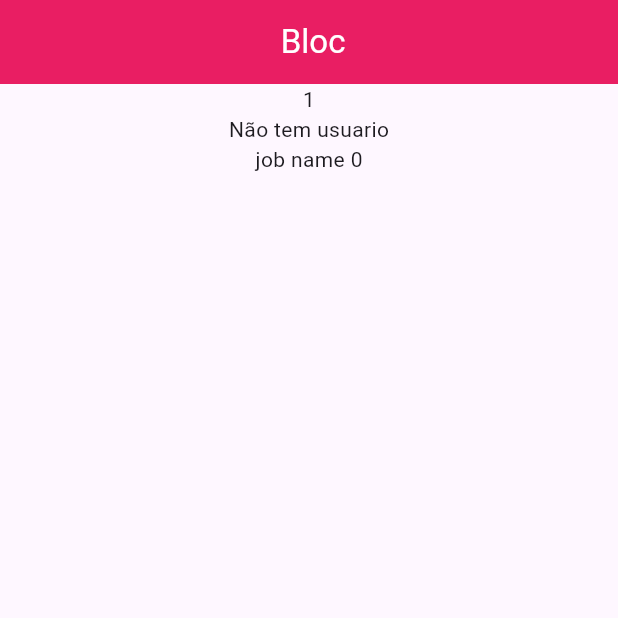
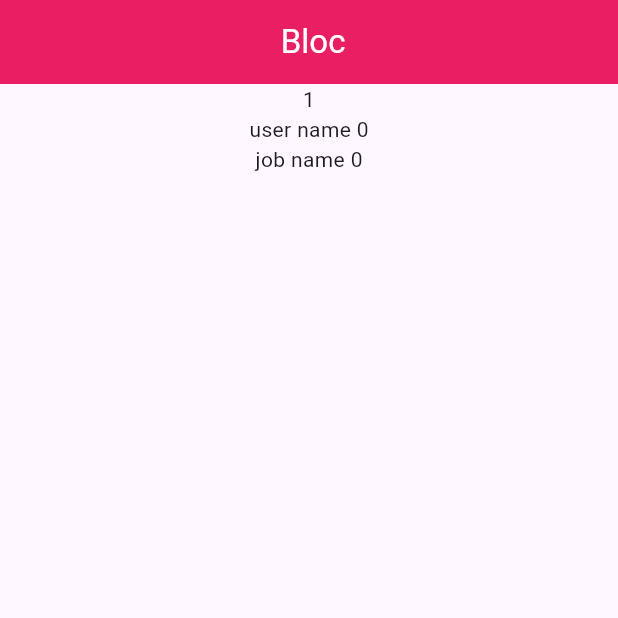
Before and after one commit to mbala-sadraue/flutter-estudos, a Flutter app: the screen it shows after launch, after a tap on the "work" icon, after a tap on the "people alt" icon, on a phone screen of 412 x 824 dp, the top half of it. Run offline on Flutter 3.47's test engine with Material 3 defaults, Android fonts, the phone set to English and light mode, and no system bars; our stand-ins replace cloud_firestore, firebase_auth, firebase_core, firebase_storage, flutter_bloc, get and 2 more; accounts and stored records are empty.

Commit message:
separar lista de usuario

```diff
--- a/state/lib/main.dart
+++ b/state/lib/main.dart
@@ -67,7 +67,8 @@ class MyHomePage extends StatelessWidget {
                 const SizedBox(height: 20,),
                  FloatingActionButton(
                   onPressed: () {
-                    userBloc.add(UserGetUsersJobsEvent(counterBloc.state));
+                    final countUs = context.read<UserBloc>();
+                    countUs.add(UserGetUsersJobsEvent(counterBloc.state));
                   },
                   child: const Icon(Icons.work),
                 ),
@@ -102,11 +103,15 @@ class MyHomePage extends StatelessWidget {
                     bloc: userBloc,
                     builder: (context, state){
 
-                      final users = state.users;
-                       final jobs = state.jobs;
+                      // final users = state.users;
+                      final users = context.watch<UserBloc>().state.users;
+                      //  final jobs = state.jobs;
+                        final jobs = context.watch<UserBloc>().state.jobs;
+
                       return Column(
                         children: [
-                        if(state.isLoading)
+                        // if(state.isLoading)
+                        if(context.watch<UserBloc>().state.isLoading)
                            const  CircularProgressIndicator(),
                         if(users.isNotEmpty && state.isLoading == false)
                         ...users.map((e) => Text(e.name)),
@@ -128,6 +133,38 @@ class MyHomePage extends StatelessWidget {
         }
       ),
     );
+  }
+}
+
+class ListUser extends StatelessWidget {
+  const ListUser({super.key});
+
+  @override
+  Widget build(BuildContext context) {
+    return Center(
+      child:  BlocBuilder<UserBloc, UserState>(
+                    // bloc: userBloc,
+                    builder: (context, state){
+
+                      // final users = state.users;
+                      final users = context.watch<UserBloc>().state.users;
+                      //  final jobs = state.jobs;
+                        final jobs = context.watch<UserBloc>().state.jobs;
+
+                      return Column(
+                        children: [
+                        // if(state.isLoading)
+                        if(users.isNotEmpty && state.isLoading == false)
+                        ...users.map((e) => Text(e.name)),
+                        if(users.isEmpty && state.isLoading == false )
+                          const Text("Não tem usuario"),
+
+                        ],
+                      );
+
+                    },
+                  ),
+    ) ;
   }
 }
 
```
